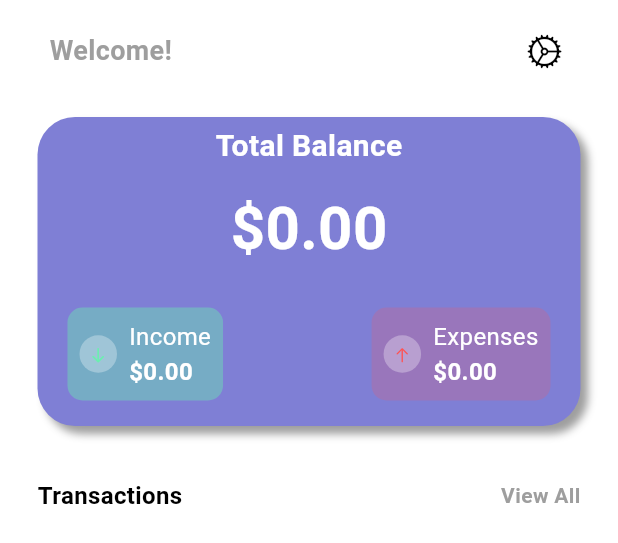
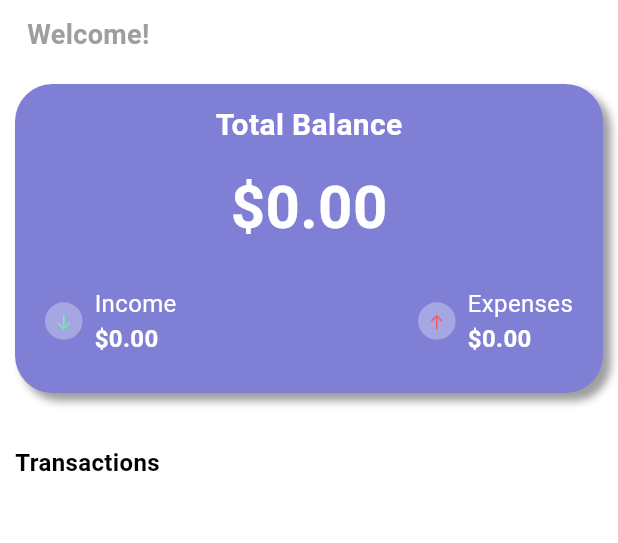
Before and after one commit to sldang/expensetracker, a Flutter app: the MainScreen widget shown alone on an empty page, opened directly with empty values, on a phone screen of 412 x 824 dp. Shown: the top 543 px of the screen. Run offline on Flutter 3.47's test engine with Material 3 defaults, Android fonts, the phone set to English and light mode, and no system bars; our stand-ins replace bloc, cloud_firestore, equatable, firebase_core, flutter_bloc, flutter_colorpicker and 2 more; accounts and stored records are empty; statements that could not run were skipped.

Commit message:
fourth commit

```diff
--- a/lib/main.dart
+++ b/lib/main.dart
@@ -19,4 +19,5 @@ void main() async{
   );
   Bloc.observer = SimpleBlocObserver();
   runApp(const MyApp());
+
 }
--- a/lib/screens/home/views/main_screen.dart
+++ b/lib/screens/home/views/main_screen.dart
@@ -27,7 +27,7 @@ class MainScreen extends StatelessWidget {
 
     return SafeArea(
       child: Padding(
-        padding: const EdgeInsets.symmetric(horizontal: 25.0, vertical: 10.0),
+        padding: const EdgeInsets.symmetric(horizontal: 10.0, vertical: 10.0),
         child: Column(
           children: [
             Container(
@@ -50,16 +50,12 @@ class MainScreen extends StatelessWidget {
                       ],
                     ),
                   ),
-                  Align(
-                      alignment: Alignment.centerRight,
-                      child: IconButton(
-                          onPressed: () {}, icon: const Icon(CupertinoIcons.settings)))
                 ],
               ),
             ),
             const SizedBox(height: 20),
             Container(
-              width: MediaQuery.of(context).size.width,
+              width: double.infinity,
               height: MediaQuery.of(context).size.width/2,
               decoration: BoxDecoration(
                 gradient: LinearGradient(
@@ -104,13 +100,7 @@ class MainScreen extends StatelessWidget {
                     child: Row(
                       mainAxisAlignment: MainAxisAlignment.spaceBetween,
                       children: [
-                        Container(
-                         padding: const EdgeInsets.all(8),
-                         decoration: BoxDecoration(
-                          color: Colors.greenAccent.withOpacity(0.4),
-                          borderRadius: BorderRadius.circular(10),
-                         ),
-                          child: Row(
+                        Row(
                           children: [
                             Container(
                               width: 25,
@@ -151,14 +141,7 @@ class MainScreen extends StatelessWidget {
                             )
                           ],
                         ),
-                        ),
-                        Container(
-                          padding: const EdgeInsets.all(8),
-                          decoration: BoxDecoration(
-                            color: Colors.redAccent.withOpacity(0.2),
-                            borderRadius: BorderRadius.circular(10),
-                          ),
-                          child: Row(
+                        Row(
                           children: [
                             Container(
                               width: 25,
@@ -198,7 +181,6 @@ class MainScreen extends StatelessWidget {
                               ],
                             )
                           ],
-                          ),
                         )
                       ],
                     ),
@@ -218,22 +200,6 @@ class MainScreen extends StatelessWidget {
                         fontWeight: FontWeight.bold
                     )
                 ),
-                GestureDetector(
-                  onTap: (){
-                    Navigator.push(
-                      context,
-                      MaterialPageRoute(builder: (context) => TransactionListScreen(expenses)),
-                    );
-                  },
-                  child: const Text(
-                      "View All",
-                      style: TextStyle(
-                          fontSize: 14,
-                          color: Colors.grey,
-                          fontWeight: FontWeight.w600
-                      )
-                  ),
-                )
               ],
             ),
             const SizedBox(height: 20),
--- a/pubspec.yaml
+++ b/pubspec.yaml
@@ -37,6 +37,7 @@ dependencies:
   cupertino_icons: ^1.0.6
   firebase_core: ^2.16.0
   uuid: ^4.3.3
+  change_app_package_name: ^1.1.0
 
   bloc: ^8.1.2
   flutter_bloc: ^8.1.3
@@ -61,7 +62,7 @@ dev_dependencies:
 flutter_launcher_icons:
   android: "launcher_icon"
   ios: true
-  image_path: "assests/images/app_icon.png"
+  image_path: "assests/images/app_icon2.png"
   min_sdk_android: 21
 
 # For information on the generic Dart part of this file, see the
```
Also changed, not shown: assests/images/app_icon2.png (added), pubspec.lock, 33 other files. Lines whose indentation alone changed are shown as unchanged.
